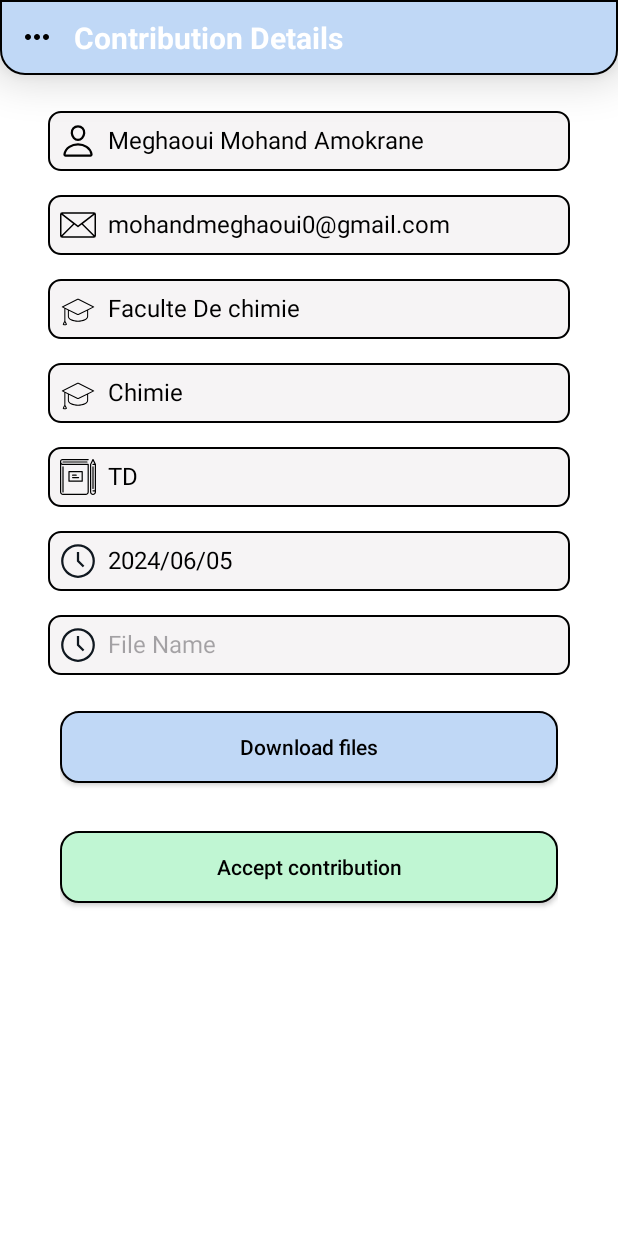
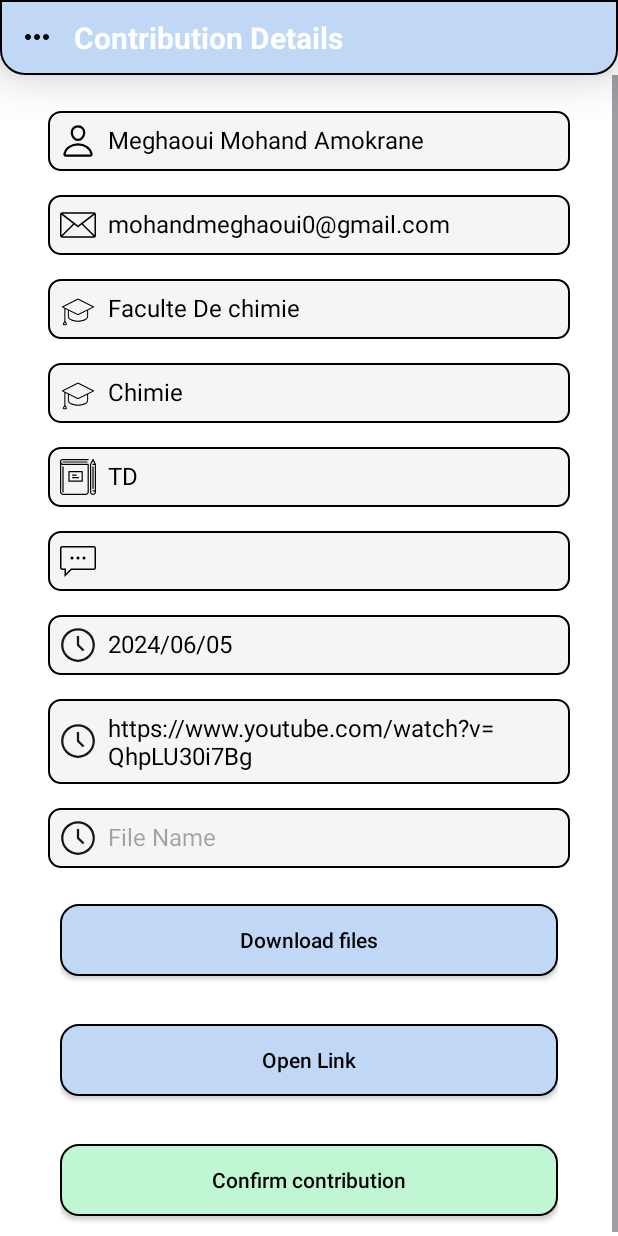
Before and after one commit to mohanddo/USTHB-9raya-Admin, an Android app: the ContributionDetailsActivity screen opened directly, with no data from a screen before it, on a phone screen of 412 x 824 dp. Run offline under Robolectric (Android 15) with nearby library versions, the phone set to English and light mode, and no system bars; 13 statements that could not run were skipped.

Commit message:
Now we can view and open the youtube link

```diff
--- a/app/src/main/AndroidManifest.xml
+++ b/app/src/main/AndroidManifest.xml
@@ -1,6 +1,11 @@
 <?xml version="1.0" encoding="utf-8"?>
 <manifest xmlns:android="http://schemas.android.com/apk/res/android"
     xmlns:tools="http://schemas.android.com/tools">
+
+    <queries>
+        <!-- Allow the app to query for YouTube -->
+        <package android:name="com.google.android.youtube" />
+    </queries>
 
     <uses-permission android:name="android.permission.INTERNET" />
 
--- a/app/src/main/java/com/example/usthb9rayaadmin/ContributionDetailsActivity.kt
+++ b/app/src/main/java/com/example/usthb9rayaadmin/ContributionDetailsActivity.kt
@@ -19,6 +19,7 @@ import com.example.usthb9rayaadmin.Utils.Util
 import com.example.usthb9rayaadmin.Utils.Util.extensionToMimeType
 import com.example.usthb9rayaadmin.Utils.Util.getFileExtension
 import com.example.usthb9rayaadmin.Utils.Util.openFileFromInternalStorage
+import com.example.usthb9rayaadmin.Utils.Util.openYouTubeLink
 import com.example.usthb9rayaadmin.Utils.Util.singleChoiceDialog
 import com.example.usthb9rayaadmin.databinding.ActivityContributionDetailsBinding
 import kotlinx.coroutines.CoroutineScope
@@ -35,11 +36,13 @@ class ContributionDetailsActivity : AppCompatActivity() {
     private lateinit var type: TextView
     private lateinit var comment: TextView
     private lateinit var date: TextView
+    private lateinit var youtubeLink: TextView
     private lateinit var fileName: TextView
     private lateinit var contribution: Contribution
     private lateinit var progressBar: ContentLoadingProgressBar
     private lateinit var openFileButt: AppCompatButton
     private lateinit var downloadFileButt: AppCompatButton
+    private lateinit var openLinkButt: AppCompatButton
 
     override fun onCreate(savedInstanceState: Bundle?) {
         super.onCreate(savedInstanceState)
@@ -59,10 +62,12 @@ class ContributionDetailsActivity : AppCompatActivity() {
         type = binding.type
         comment = binding.comment
         date = binding.date
+        youtubeLink = binding.youtubeLink
         fileName = binding.fileName
         progressBar = binding.progressBar
         downloadFileButt = binding.DownloadFileButt
         openFileButt = binding.openFileButt
+        openLinkButt = binding.openLinkButt
 
         contribution = intent.getParcelableExtra("contribution")!!
 
@@ -86,20 +91,35 @@ class ContributionDetailsActivity : AppCompatActivity() {
         faculty.text = contribution.faculty
         module.text = contribution.module
         type.text = contribution.type
-        if(contribution.comment.isNotEmpty()) {
+        contribution.comment?.let {
             comment.text = contribution.comment
             comment.visibility = View.VISIBLE
         }
 
+
         Log.e("Timestamp", contribution.timestamp.toString())
         date.text = Util.calculateDateFromTimestamp(contribution.timestamp)
 
-        fileName.setOnClickListener {
-            singleChoiceDialog(this, contribution.fileNames.toTypedArray(), "Choose a file", fileName)
+        contribution.fileNames?.let { fileNames ->
+
+            fileName.setOnClickListener {
+                singleChoiceDialog(this, fileNames.toTypedArray(), "Choose a file", fileName)
+            }
+
+            downloadFileButt.visibility = View.VISIBLE
+            downloadFileButt.setOnClickListener {
+                downloadFileToInternalStorage(this, fileNames, contribution.contributionId, contribution.filesSize, progressBar, downloadFileButt, openFileButt, dataStore)
+            }
         }
 
-        downloadFileButt.setOnClickListener {
-            downloadFileToInternalStorage(this, contribution.fileNames, contribution.contributionId, contribution.filesSize, progressBar, downloadFileButt, openFileButt, dataStore)
+        contribution.youtubeLink?.let { youtubeLinkString ->
+
+            youtubeLink.visibility = View.VISIBLE
+
+            openLinkButt.visibility = View.VISIBLE
+            openLinkButt.setOnClickListener {
+                openYouTubeLink(this, youtubeLinkString)
+            }
         }
 
         binding.AcceptButt.setOnClickListener {
--- a/app/src/main/res/layout/activity_contribution_details.xml
+++ b/app/src/main/res/layout/activity_contribution_details.xml
@@ -155,6 +155,21 @@
                     android:layout_gravity="center_vertical" />
 
                 <TextView
+                    android:id="@+id/youtubeLink"
+                    android:layout_width="match_parent"
+                    android:layout_height="wrap_content"
+                    android:text="https://www.youtube.com/watch?v=QhpLU30i7Bg"
+                    android:layout_marginVertical="8dp"
+                    android:textColor="@color/black"
+                    android:textSize="16sp"
+                    android:background="@drawable/bck_text_out_put"
+                    android:drawableStart="@drawable/ic_time"
+                    android:drawablePadding="8dp"
+                    android:padding="8dp"
+                    android:layout_gravity="center_vertical"
+                    android:visibility="gone"/>
+
+                <TextView
                     android:id="@+id/fileName"
                     android:layout_width="match_parent"
                     android:layout_height="wrap_content"
@@ -178,7 +193,7 @@
                         android:id="@+id/openFileButt"
                         android:layout_width="match_parent"
                         android:layout_height="wrap_content"
-                        android:text="Open file"
+                        android:text="@string/open_file"
                         android:textAllCaps="false"
                         android:textColor="@color/black"
                         android:background="@drawable/bck_butt"
@@ -189,17 +204,29 @@
                         android:id="@+id/DownloadFileButt"
                         android:layout_width="match_parent"
                         android:layout_height="wrap_content"
-                        android:text="Download files"
+                        android:text="@string/download_files"
                         android:textAllCaps="false"
                         android:textColor="@color/black"
                         android:background="@drawable/bck_butt"
-                        android:layout_marginVertical="16dp"/>
+                        android:layout_marginVertical="16dp"
+                        android:visibility="gone"/>
+
+                    <androidx.appcompat.widget.AppCompatButton
+                        android:id="@+id/openLinkButt"
+                        android:layout_width="match_parent"
+                        android:layout_height="wrap_content"
+                        android:text="@string/open_link"
+                        android:textAllCaps="false"
+                        android:textColor="@color/black"
+                        android:background="@drawable/bck_butt"
+                        android:layout_marginVertical="16dp"
+                        android:visibility="gone"/>
 
                     <androidx.appcompat.widget.AppCompatButton
                         android:id="@+id/AcceptButt"
                         android:layout_width="match_parent"
                         android:layout_height="wrap_content"
-                        android:text="Accept contribution"
+                        android:text="@string/confirm_contribution"
                         android:textAllCaps="false"
                         android:textColor="@color/black"
                         android:background="@drawable/bck_butt_accept"
--- a/app/src/main/res/values/strings.xml
+++ b/app/src/main/res/values/strings.xml
@@ -42,4 +42,10 @@
         libero vel nunc consequat, quis tincidunt nisl eleifend. Cras bibendum enim a justo luctus
         vestibulum. Fusce dictum libero quis erat maximus, vitae volutpat diam dignissim.
     </string>
+    <string name="download_files">Download files</string>
+    <string name="open_link">Open Link</string>
+    <string name="confirm_contribution">Confirm contribution</string>
+    <string name="open_file">Open file</string>
+    <string name="confirm_files">Confirm Files</string>
+    <string name="confirm_youtube_link">Confirm Youtube Link</string>
 </resources>
```
Also changed, not shown: app/src/main/java/com/example/usthb9rayaadmin/ConfirmContributionActivity.kt (+36 -17 lines), app/src/main/java/com/example/usthb9rayaadmin/DataClass/Contribution.kt (+9 -6 lines), app/src/main/java/com/example/usthb9rayaadmin/Utils/Util.kt (+15 -4 lines), app/src/main/res/layout/activity_confirm_contribution.xml (+14 -3 lines).
